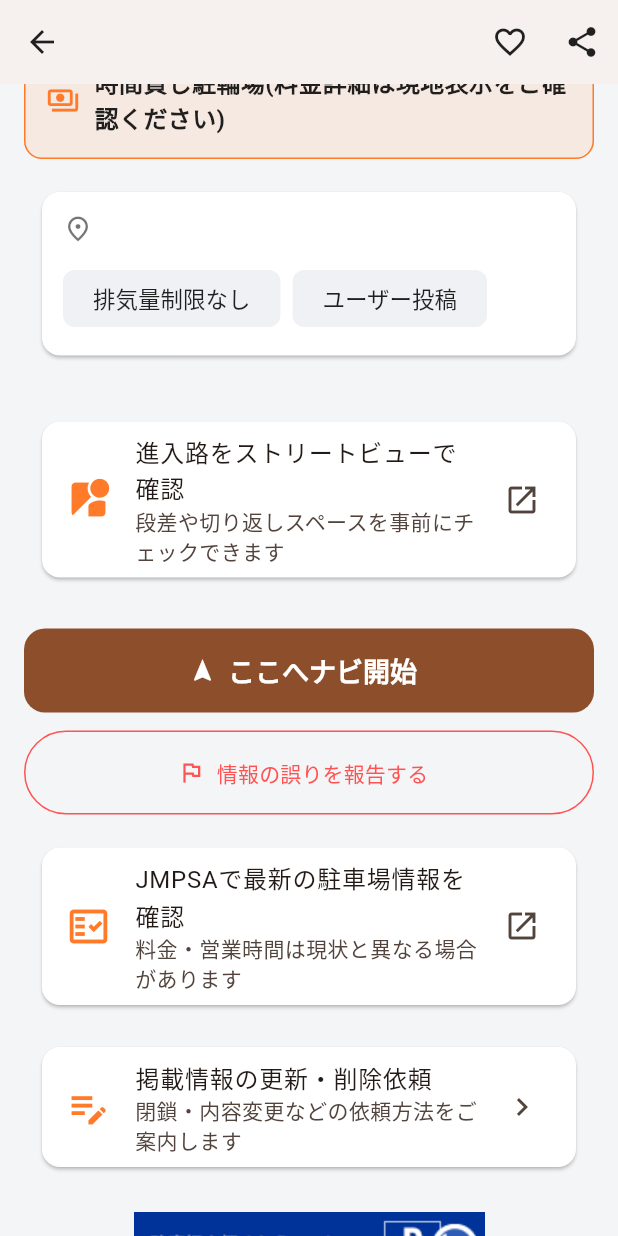
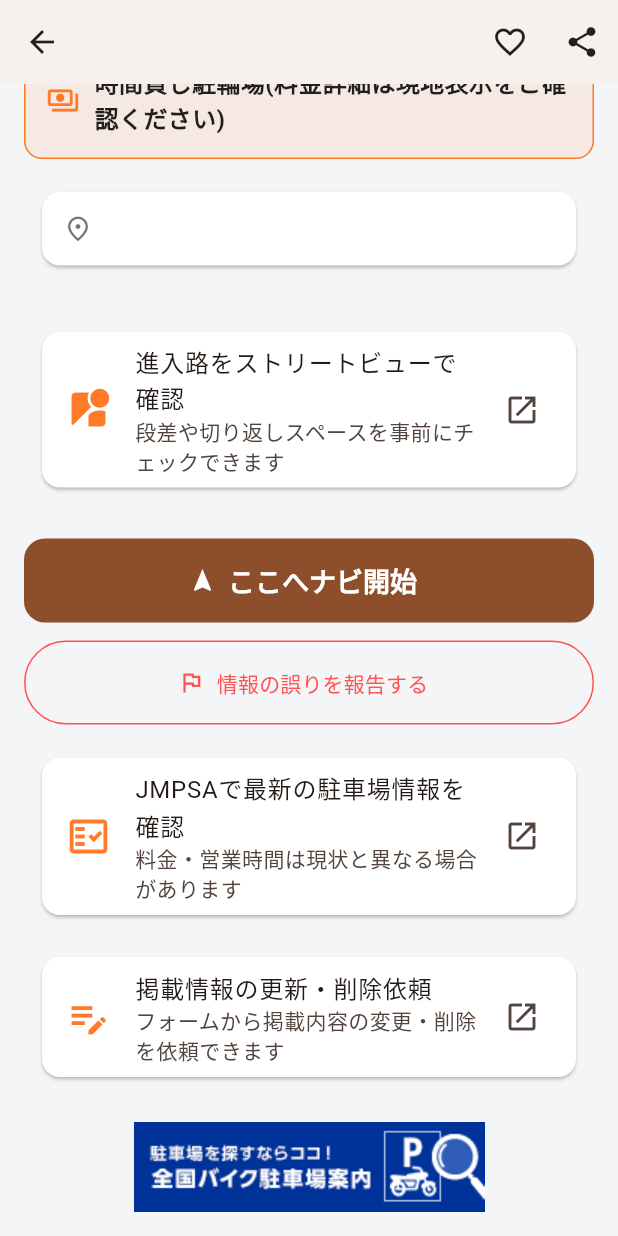
Before and after one commit to NaaOs/moto_park, a Flutter app: the SpotDetailScreen screen opened directly with empty values, scrolled down 220 dp, on a phone screen of 412 x 824 dp. Run offline on Flutter 3.47's test engine with Material 3 defaults, Android fonts, the phone set to English and light mode, and no system bars; our stand-ins replace flutter_map, geolocator, google_maps_flutter, latlong2, share_plus, shared_preferences; accounts and stored records are empty; network calls fail; statements that could not run were skipped.

Commit message:
Update-request link -> Google Form; hide info-provision icon; drop detail tags
Detail page update/delete request now opens the Google Form directly. Hide the management-company info-provision AppBar icon (screen file kept). Remove the condition tag chips from the spot detail (address kept).

Co-Authored-By: Claude Opus 4.8 <noreply@anthropic.com>

```diff
--- a/lib/screens/spot_detail_screen.dart
+++ b/lib/screens/spot_detail_screen.dart
@@ -13,7 +13,10 @@ import '../services/navigation_launcher.dart';
 import '../services/spot_repository.dart';
 import '../services/user_preferences.dart';
 import '../theme/app_theme.dart';
-import 'update_request_screen.dart';
+
+// 掲載情報の更新・削除依頼フォーム(Google フォーム)。
+const _updateRequestFormUrl =
+    'https://docs.google.com/forms/d/e/1FAIpQLSc_Hzsky94G4z6XbfXz1lHorXdsilfK76HfIWsNs9fGaIrlcA/viewform?usp=dialog';
 
 /// 駐輪場の詳細画面。
 /// 料金・対応条件・経路案内連携・進入路ストリートビュー・通報をここに集約する。
@@ -164,11 +167,10 @@ class _SpotDetailScreenState extends State<SpotDetailScreen> {
             child: ListTile(
               leading: const Icon(Icons.edit_note, size: 30, color: AppTheme.accent),
               title: const Text('掲載情報の更新・削除依頼'),
-              subtitle: const Text('閉鎖・内容変更などの依頼方法をご案内します'),
-              trailing: const Icon(Icons.chevron_right),
-              onTap: () => Navigator.of(context).push(
-                MaterialPageRoute(builder: (_) => UpdateRequestScreen(spot: spot)),
-              ),
+              subtitle: const Text('フォームから掲載内容の変更・削除を依頼できます'),
+              trailing: const Icon(Icons.open_in_new),
+              onTap: () => launchUrl(Uri.parse(_updateRequestFormUrl),
+                  mode: LaunchMode.externalApplication),
             ),
           ),
           const SizedBox(height: 24),
@@ -487,52 +489,18 @@ class _InfoCard extends StatelessWidget {
 
   @override
   Widget build(BuildContext context) {
-    final c = spot.conditions;
-    // 排気量タグは同梱データ(バイク種別/車両制限から導出済みの範囲)で判定する。
-    final tags = <String>[
-      c.displacementText,
-      if (c.roofed) '屋根あり',
-      if (c.groundLockable) '地球ロック可',
-      if (c.flat) '傾斜なし',
-      if (c.surface != GroundSurface.unknown) _surfaceLabel(c.surface),
-      spot.official ? '公式情報' : 'ユーザー投稿',
-    ];
     return Card(
       child: Padding(
         padding: const EdgeInsets.all(14),
-        child: Column(
-          crossAxisAlignment: CrossAxisAlignment.start,
+        child: Row(
           children: [
-            Row(
-              children: [
-                const Icon(Icons.place_outlined, size: 20, color: Colors.black54),
-                const SizedBox(width: 8),
-                Expanded(child: Text(spot.address, style: const TextStyle(color: Colors.black87))),
-              ],
-            ),
-            const SizedBox(height: 12),
-            Wrap(
-              spacing: 8,
-              runSpacing: 8,
-              children: tags.map((t) => Chip(label: Text(t))).toList(),
-            ),
+            const Icon(Icons.place_outlined, size: 20, color: Colors.black54),
+            const SizedBox(width: 8),
+            Expanded(child: Text(spot.address, style: const TextStyle(color: Colors.black87))),
           ],
         ),
       ),
     );
-  }
-
-  String _surfaceLabel(GroundSurface s) {
-    switch (s) {
-      case GroundSurface.asphalt:
-        return '路面: アスファルト';
-      case GroundSurface.gravel:
-        return '路面: 砂利';
-      case GroundSurface.soil:
-        return '路面: 土';
-      case GroundSurface.unknown:
-        return '路面: 不明';
-    }
   }
 }
 
```
Also changed, not shown: lib/screens/map_screen.dart (+1 -8 lines).
